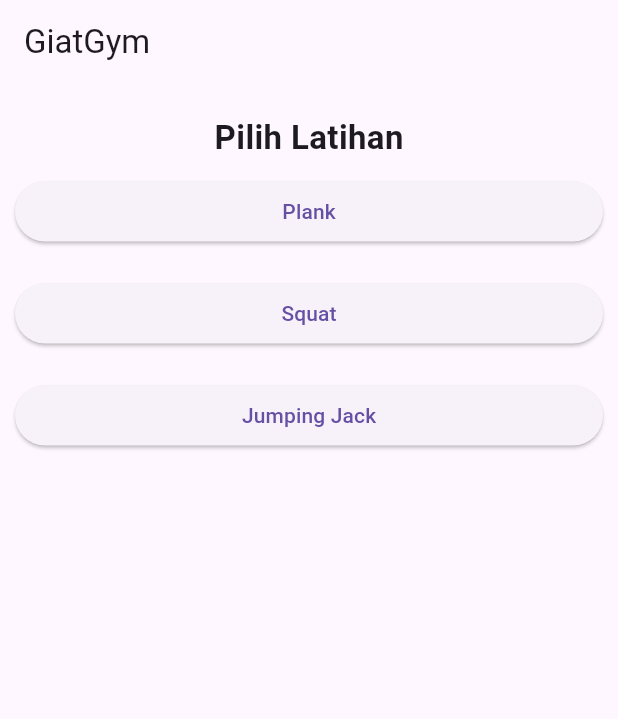
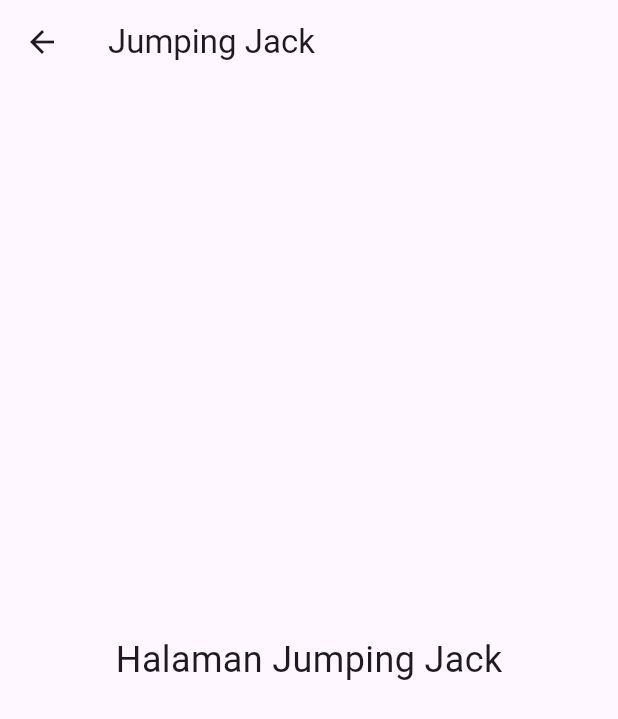
Before and after one commit to kurotulaini17/GiatGym, a Flutter app: the screen it shows after launch, after a tap on "Jumping Jack", on a phone screen of 412 x 824 dp. Shown: the top 719 px of the screen. Run offline on Flutter 3.47's test engine with Material 3 defaults, Android fonts, the phone set to English and light mode, and no system bars.

Commit message:
tambah navigasi ke timer page

```diff
--- a/lib/main.dart
+++ b/lib/main.dart
@@ -1,4 +1,5 @@
 import 'package:flutter/material.dart';
+import 'timer_page.dart';
 
 void main() {
   runApp(const GiatGymApp());
@@ -19,11 +20,19 @@ class GiatGymApp extends StatelessWidget {
 class HomePage extends StatelessWidget {
   const HomePage({super.key});
 
-  Widget tombol(String nama) {
+  Widget tombol(BuildContext context, String nama) {
     return Container(
       margin: const EdgeInsets.all(10),
       width: double.infinity,
-      child: ElevatedButton(onPressed: () {}, child: Text(nama)),
+      child: ElevatedButton(
+        onPressed: () {
+          Navigator.push(
+            context,
+            MaterialPageRoute(builder: (_) => TimerPage(nama: nama)),
+          );
+        },
+        child: Text(nama),
+      ),
     );
   }
 
@@ -38,9 +47,9 @@ class HomePage extends StatelessWidget {
             "Pilih Latihan",
             style: TextStyle(fontSize: 22, fontWeight: FontWeight.bold),
           ),
-          tombol("Plank"),
-          tombol("Squat"),
-          tombol("Jumping Jack"),
+          tombol(context, "Plank"),
+          tombol(context, "Squat"),
+          tombol(context, "Jumping Jack"),
         ],
       ),
     );
--- /dev/null
+++ b/lib/timer_page.dart
@@ -0,0 +1,16 @@
+import 'package:flutter/material.dart';
+
+class TimerPage extends StatelessWidget {
+  final String nama;
+  const TimerPage({super.key, required this.nama});
+
+  @override
+  Widget build(BuildContext context) {
+    return Scaffold(
+      appBar: AppBar(title: Text(nama)),
+      body: Center(
+        child: Text("Halaman $nama", style: const TextStyle(fontSize: 24)),
+      ),
+    );
+  }
+}
```
